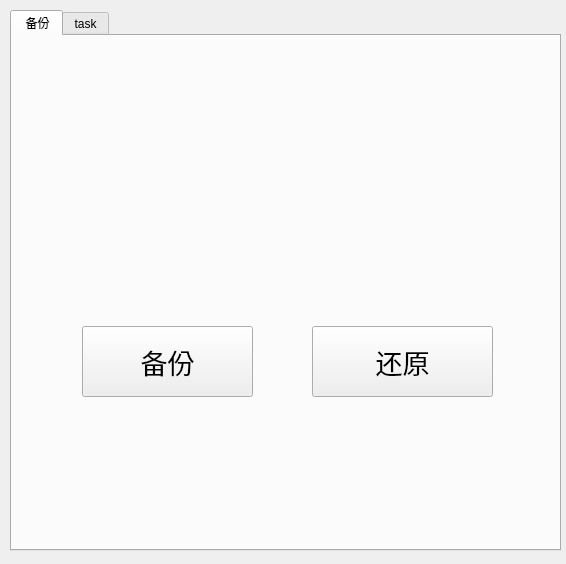
Qt form client/gui/mainwindow.ui (wenli7363/Zpods) before a commit.
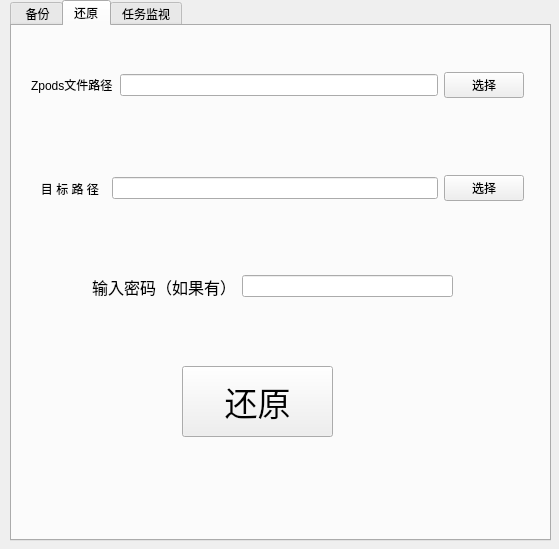
The same form after that commit. The open tabs and pages were chosen to show the change. Custom widgets are drawn as their Qt base class.

Commit message: finish restore

```diff
--- a/client/gui/mainwindow.ui
+++ b/client/gui/mainwindow.ui
@@ -6,8 +6,8 @@
    <rect>
     <x>0</x>
     <y>0</y>
-    <width>566</width>
-    <height>564</height>
+    <width>559</width>
+    <height>549</height>
    </rect>
   </property>
   <property name="windowTitle">
@@ -18,69 +18,18 @@
     <property name="geometry">
      <rect>
       <x>10</x>
-      <y>10</y>
-      <width>551</width>
-      <height>541</height>
-     </rect>
-    </property>
-    <property name="currentIndex">
-     <number>0</number>
-    </property>
-    <widget class="QWidget" name="backup">
-     <attribute name="title">
-      <string> 备份</string>
-     </attribute>
-     <widget class="QStackedWidget" name="stackedWidget">
-      <property name="geometry">
-       <rect>
-        <x>0</x>
         <y>0</y>
         <width>541</width>
-        <height>491</height>
+      <height>541</height>
        </rect>
       </property>
       <property name="currentIndex">
        <number>1</number>
       </property>
-      <widget class="QWidget" name="selectPage">
-       <widget class="QPushButton" name="selcetBackupBtn">
-        <property name="geometry">
-         <rect>
-          <x>70</x>
-          <y>290</y>
-          <width>171</width>
-          <height>71</height>
-         </rect>
-        </property>
-        <property name="font">
-         <font>
-          <pointsize>20</pointsize>
-         </font>
-        </property>
-        <property name="text">
-         <string>备份</string>
-        </property>
-       </widget>
-       <widget class="QPushButton" name="selectRestoreBtn">
-        <property name="geometry">
-         <rect>
-          <x>300</x>
-          <y>290</y>
-          <width>181</width>
-          <height>71</height>
-         </rect>
-        </property>
-        <property name="font">
-         <font>
-          <pointsize>20</pointsize>
-         </font>
-        </property>
-        <property name="text">
-         <string>还原</string>
-        </property>
-       </widget>
-      </widget>
-      <widget class="QWidget" name="backupPage">
+    <widget class="QWidget" name="backupTab">
+     <attribute name="title">
+      <string> 备份</string>
+     </attribute>
        <widget class="QWidget" name="widget_4" native="true">
         <property name="geometry">
          <rect>
@@ -200,35 +149,135 @@
          </item>
         </layout>
        </widget>
-       <widget class="QCheckBox" name="filterChkBox">
+    </widget>
+    <widget class="QWidget" name="restoreTab">
+     <attribute name="title">
+      <string>还原</string>
+     </attribute>
+     <widget class="QWidget" name="widget_5" native="true">
         <property name="geometry">
          <rect>
-          <x>320</x>
-          <y>390</y>
-          <width>85</width>
-          <height>21</height>
-         </rect>
-        </property>
+        <x>10</x>
+        <y>10</y>
+        <width>511</width>
+        <height>201</height>
+       </rect>
+      </property>
+      <layout class="QVBoxLayout" name="verticalLayout_2">
+       <item>
+        <widget class="QWidget" name="widget_6" native="true">
+         <layout class="QHBoxLayout" name="horizontalLayout_5">
+          <item>
+           <widget class="QLabel" name="srcLabel_2">
         <property name="text">
-         <string>文件过滤</string>
-        </property>
-       </widget>
-       <widget class="PeriodicWidget" name="periodicWidget" native="true">
+             <string>Zpods文件路径</string>
+            </property>
+           </widget>
+          </item>
+          <item>
+           <widget class="QLineEdit" name="rSrcPath">
+            <property name="readOnly">
+             <bool>true</bool>
+            </property>
+           </widget>
+          </item>
+          <item>
+           <widget class="QPushButton" name="rSrcBtn">
+            <property name="text">
+             <string>选择</string>
+            </property>
+           </widget>
+          </item>
+         </layout>
+        </widget>
+       </item>
+       <item>
+        <widget class="QWidget" name="widget_7" native="true">
+         <layout class="QHBoxLayout" name="horizontalLayout_6">
+          <item>
+           <widget class="QLabel" name="targetLabel_2">
+            <property name="text">
+             <string>   目 标 路 径  </string>
+            </property>
+           </widget>
+          </item>
+          <item>
+           <widget class="QLineEdit" name="rTargetPath">
+            <property name="readOnly">
+             <bool>true</bool>
+            </property>
+           </widget>
+          </item>
+          <item>
+           <widget class="QPushButton" name="rTargetBtn">
+            <property name="text">
+             <string>选择</string>
+            </property>
+           </widget>
+          </item>
+         </layout>
+        </widget>
+       </item>
+      </layout>
+     </widget>
+     <widget class="QWidget" name="widget_8" native="true">
         <property name="geometry">
          <rect>
-          <x>70</x>
-          <y>380</y>
-          <width>211</width>
+        <x>50</x>
+        <y>220</y>
+        <width>421</width>
+        <height>81</height>
+       </rect>
+      </property>
+      <widget class="QWidget" name="">
+       <property name="geometry">
+        <rect>
+         <x>30</x>
+         <y>20</y>
+         <width>361</width>
           <height>41</height>
          </rect>
         </property>
-        <layout class="QHBoxLayout" name="horizontalLayout_4"/>
-       </widget>
+       <layout class="QHBoxLayout" name="horizontalLayout_7">
+        <item>
+         <widget class="QLabel" name="label">
+          <property name="font">
+           <font>
+            <pointsize>12</pointsize>
+           </font>
+          </property>
+          <property name="text">
+           <string>输入密码（如果有）</string>
+          </property>
+         </widget>
+        </item>
+        <item>
+         <widget class="QLineEdit" name="rPswLineEdit"/>
+        </item>
+       </layout>
       </widget>
       <widget class="QWidget" name="restorePage"/>
      </widget>
-    </widget>
-    <widget class="QWidget" name="watcher">
+     <widget class="QPushButton" name="restoreBtn">
+      <property name="geometry">
+       <rect>
+        <x>170</x>
+        <y>340</y>
+        <width>151</width>
+        <height>71</height>
+       </rect>
+      </property>
+      <property name="font">
+       <font>
+        <pointsize>25</pointsize>
+       </font>
+      </property>
+      <property name="text">
+       <string>还原</string>
+      </property>
+     </widget>
+    </widget>
+    <widget class="QWidget" name="watcherTab">
      <property name="sizePolicy">
       <sizepolicy hsizetype="Preferred" vsizetype="Fixed">
        <horstretch>0</horstretch>
@@ -236,7 +285,7 @@
       </sizepolicy>
      </property>
      <attribute name="title">
-      <string>task</string>
+      <string>任务监视</string>
      </attribute>
     </widget>
    </widget>
```
Left out of the diff: 31 changed lines with no effect on the pictures. Lines whose indentation alone changed are shown as unchanged. The commit also changes 2 other files.
